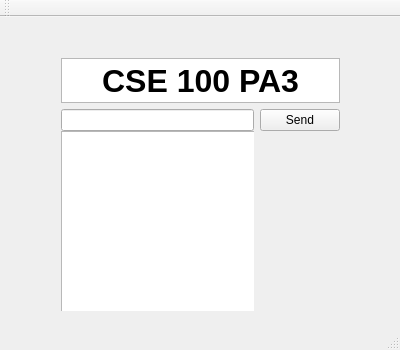
Before: the Qt Designer form mainwindow.ui in cwscx/autoCompleter_GUI, drawn with Qt 5.
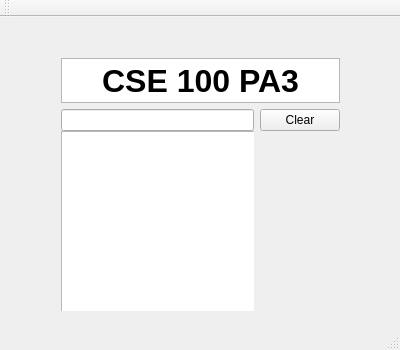
After: the same form once the commit is applied. Custom widgets are drawn as their Qt base class.

Commit message: Changed the behavior of button: Clears input field

Patch:
```diff
--- a/mainwindow.ui
+++ b/mainwindow.ui
@@ -91,7 +91,7 @@
         <item row="0" column="1">
          <widget class="QPushButton" name="pushButton">
           <property name="text">
-           <string>Send</string>
+           <string>Clear</string>
           </property>
          </widget>
         </item>
```
The commit also changes 3 other files.
